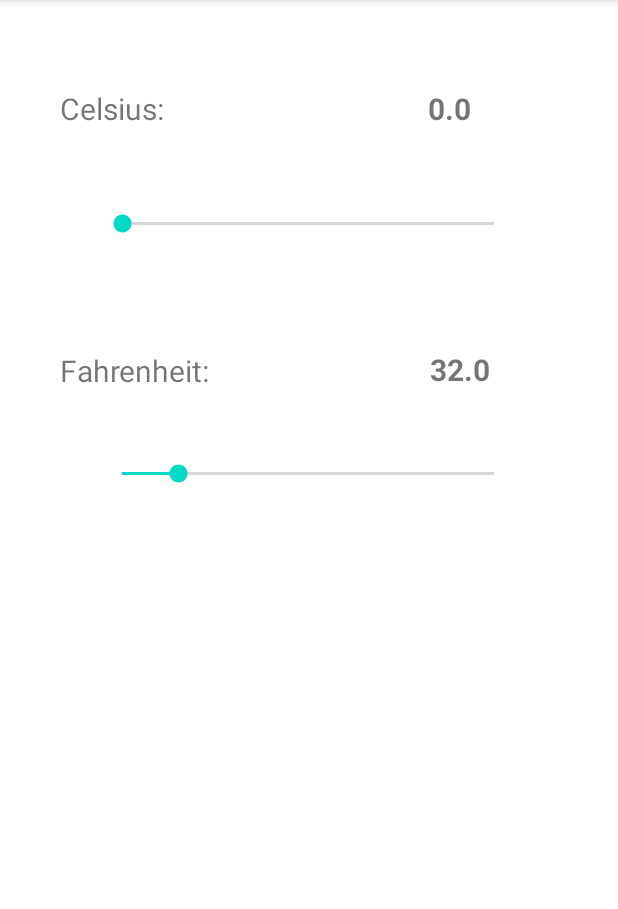
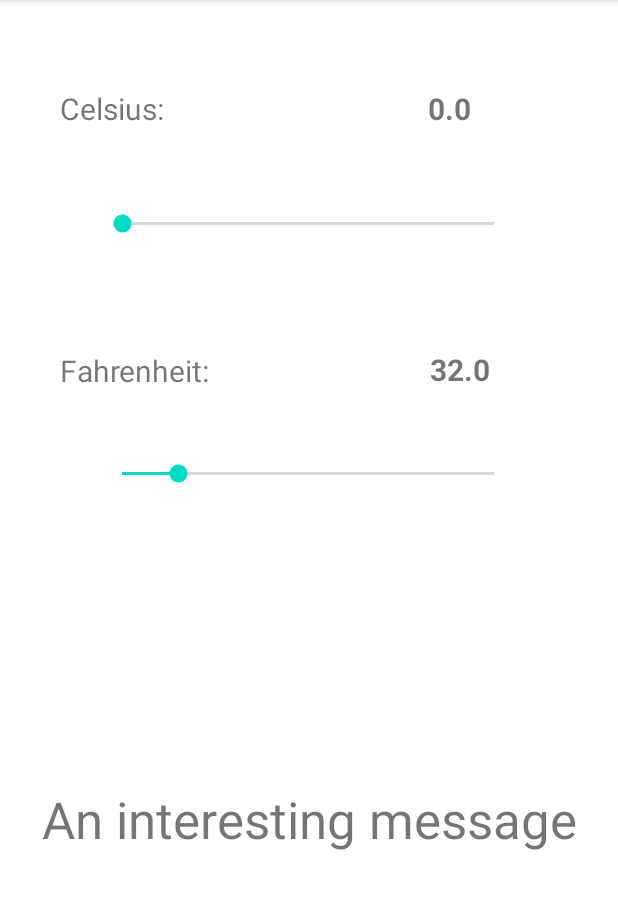
Before and after one commit to erenbudur/CS-501, an Android app: the screen it shows after launch (MainActivity), on a phone screen of 412 x 824 dp, the part 84-993 px from its top. Run offline under Robolectric (Android 15) with nearby library versions, the phone set to English and light mode, and no system bars.

Commit message:
Added locales

```diff
--- a/W3_P3/app/src/main/res/layout/activity_main.xml
+++ b/W3_P3/app/src/main/res/layout/activity_main.xml
@@ -37,7 +37,7 @@
         android:id="@+id/textView"
         android:layout_width="wrap_content"
         android:layout_height="wrap_content"
-        android:text="Celsius:"
+        android:text="@string/celsius"
         android:textSize="20sp"
         app:layout_constraintBottom_toBottomOf="parent"
         app:layout_constraintEnd_toEndOf="parent"
@@ -51,7 +51,7 @@
         android:layout_width="wrap_content"
         android:layout_height="wrap_content"
         android:layout_marginTop="136dp"
-        android:text="Fahrenheit:"
+        android:text="@string/fahrenheit"
         android:textSize="20sp"
         app:layout_constraintBottom_toBottomOf="parent"
         app:layout_constraintEnd_toEndOf="parent"
@@ -89,4 +89,17 @@
         app:layout_constraintStart_toEndOf="@+id/textView"
         app:layout_constraintTop_toTopOf="parent"
         app:layout_constraintVertical_bias="0.079" />
+
+    <TextView
+        android:id="@+id/interesting"
+        android:layout_width="wrap_content"
+        android:layout_height="wrap_content"
+        android:text="@string/interest"
+        android:textSize="34sp"
+        app:layout_constraintBottom_toBottomOf="parent"
+        app:layout_constraintEnd_toEndOf="parent"
+        app:layout_constraintHorizontal_bias="0.509"
+        app:layout_constraintStart_toStartOf="parent"
+        app:layout_constraintTop_toTopOf="parent"
+        app:layout_constraintVertical_bias="0.724" />
 </androidx.constraintlayout.widget.ConstraintLayout>
--- a/W3_P3/app/src/main/res/values/strings.xml
+++ b/W3_P3/app/src/main/res/values/strings.xml
@@ -1,3 +1,8 @@
 <resources>
     <string name="app_name">W3_P3</string>
+    <string name="celsius">Celsius:</string>
+    <string name="fahrenheit">Fahrenheit:</string>
+    <string name="warm">I wish it were warmer</string>
+    <string name="cold">I wish it were colder</string>
+    <string name="interest">An interesting message</string>
 </resources>
```
Also changed, not shown: W3_P3/app/src/main/java/com/example/w3_p3/MainActivity.java (+55 -3 lines), 2 other files.
